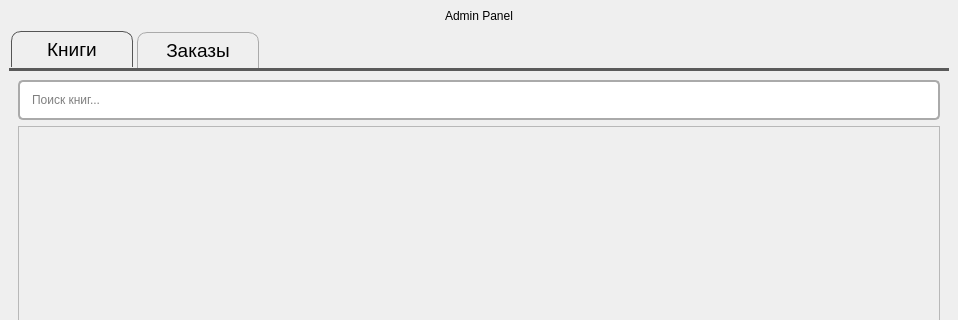
The window that design/ui/admin_view.ui (Sandrkll1/BookStore) describes before a commit, drawn with Qt 5; both pictures show x 0 to 958 and y 0 to 320 of the 958 by 708 pixel window.
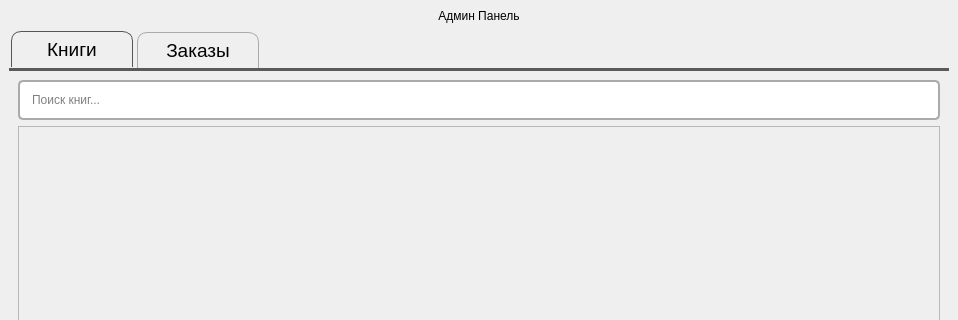
The same window after the commit.

```diff
--- a/design/ui/admin_view.ui
+++ b/design/ui/admin_view.ui
@@ -23,7 +23,7 @@
          <string notr="true">font: 36pt &quot;MS Shell Dlg 2&quot;;</string>
         </property>
         <property name="text">
-         <string>Admin Panel</string>
+         <string>Админ Панель</string>
         </property>
         <property name="alignment">
          <set>Qt::AlignCenter</set>
```
